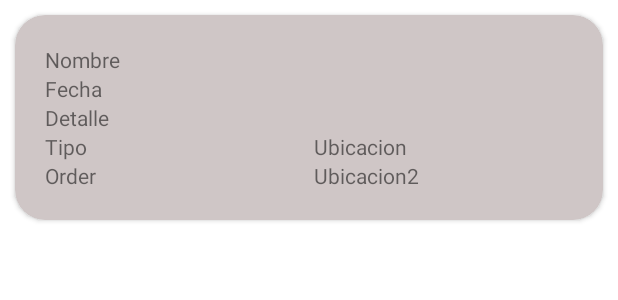
After one commit to tasajos/tourcochab, an Android app: the layout viewtour.xml on its own in the app's theme, with its tools: preview values and no code run, on a phone screen of 412 x 824 dp. The commit adds this screen. Shown: the top 300 px of the screen. Run offline under Robolectric (Android 15) with nearby library versions, the phone set to English and light mode, and no system bars.

Commit message:
update que haras hoy

```diff
--- a/app/build.gradle
+++ b/app/build.gradle
@@ -24,8 +24,8 @@ android {
         applicationId "org.tourcocha.chakuy"
         minSdk 25
         targetSdk 33
-        versionCode 207
-        versionName "2.0.7"
+        versionCode 208
+        versionName "2.0.8"
 
         testInstrumentationRunner "androidx.test.runner.AndroidJUnitRunner"
     }
@@ -57,7 +57,9 @@ dependencies {
     implementation 'com.google.firebase:firebase-core:20.0.1'
     implementation 'com.google.firebase:firebase-firestore:24.5.0'
     implementation 'androidx.gridlayout:gridlayout:1.0.0'
+    implementation 'com.firebaseui:firebase-ui-firestore:8.0.0'
 
+    implementation 'com.firebaseui:firebase-ui-firestore:4.3.2'
 
     testImplementation 'junit:junit:4.13.2'
     androidTestImplementation 'androidx.test.ext:junit:1.1.5'
--- a/app/src/main/AndroidManifest.xml
+++ b/app/src/main/AndroidManifest.xml
@@ -17,6 +17,9 @@
         android:supportsRtl="true"
         android:theme="@style/Theme.Tourcocha"
         tools:targetApi="31">
+        <activity
+            android:name=".visualizar"
+            android:exported="false" />
         <activity
             android:name=".mapass"
             android:exported="false" />
--- /dev/null
+++ b/app/src/main/res/layout/viewtour.xml
@@ -0,0 +1,109 @@
+<?xml version="1.0" encoding="utf-8"?>
+<androidx.cardview.widget.CardView
+
+    xmlns:android="http://schemas.android.com/apk/res/android"
+    xmlns:app="http://schemas.android.com/apk/res-auto"
+    android:layout_width="match_parent"
+    android:layout_height="wrap_content"
+    android:layout_marginLeft="10dp"
+    android:layout_marginTop="10dp"
+    android:layout_marginRight="10dp"
+    android:layout_marginBottom="20dp"
+    app:cardBackgroundColor="#CFC6C6"
+    app:cardCornerRadius="20dp">
+
+    <LinearLayout
+        android:layout_width="match_parent"
+        android:layout_height="match_parent"
+        android:layout_margin="10dp"
+        android:layout_marginEnd="20dp"
+        android:layout_marginBottom="20dp"
+        android:orientation="horizontal"
+        android:padding="10dp"
+        android:paddingTop="10dp"
+        android:paddingBottom="10dp">
+
+        <LinearLayout
+            android:layout_width="match_parent"
+            android:layout_height="match_parent"
+            android:orientation="vertical">
+
+            <TextView
+                android:id="@+id/txtnombre"
+                android:layout_width="match_parent"
+                android:layout_height="wrap_content"
+                android:ems="10"
+                android:hint="Nombre"
+                android:inputType="textPersonName"
+                android:text="Nombre" />
+
+            <TextView
+                android:id="@+id/txtfecha"
+                android:layout_width="match_parent"
+                android:layout_height="wrap_content"
+                android:ems="10"
+                android:inputType="textPersonName"
+                android:text="Fecha" />
+
+            <TextView
+                android:id="@+id/txtdetalle"
+                android:layout_width="match_parent"
+                android:layout_height="wrap_content"
+                android:ems="10"
+                android:inputType="textPersonName"
+                android:text="Detalle" />
+
+            <LinearLayout
+                android:layout_width="match_parent"
+                android:layout_height="match_parent"
+                android:orientation="horizontal">
+
+                <LinearLayout
+                    android:layout_width="179dp"
+                    android:layout_height="match_parent"
+                    android:orientation="vertical">
+
+                    <TextView
+                        android:id="@+id/txttipo"
+                        android:layout_width="179dp"
+                        android:layout_height="wrap_content"
+                        android:ems="10"
+                        android:inputType="textPersonName"
+                        android:text="Tipo" />
+
+                    <TextView
+                        android:id="@+id/txtorder"
+                        android:layout_width="174dp"
+                        android:layout_height="wrap_content"
+                        android:ems="10"
+                        android:inputType="textPersonName"
+                        android:text="Order" />
+
+                </LinearLayout>
+
+                <LinearLayout
+                    android:layout_width="292dp"
+                    android:layout_height="match_parent"
+                    android:orientation="vertical">
+
+                    <TextView
+                        android:id="@+id/txtubicacion"
+                        android:layout_width="236dp"
+                        android:layout_height="wrap_content"
+                        android:ems="10"
+                        android:inputType="textPersonName"
+                        android:text="Ubicacion" />
+
+                    <TextView
+                        android:id="@+id/txtubicacion2"
+                        android:layout_width="238dp"
+                        android:layout_height="wrap_content"
+                        android:ems="10"
+                        android:inputType="textPersonName"
+                        android:text="Ubicacion2" />
+                </LinearLayout>
+            </LinearLayout>
+
+        </LinearLayout>
+    </LinearLayout>
+</androidx.cardview.widget.CardView>
```
Also changed, not shown: app/src/main/java/org/tourcocha/chakuy/MainActivity.java (+11 -0 lines), app/src/main/java/org/tourcocha/chakuy/adapter/tourAdapter.java (added, +67 -0 lines), app/src/main/java/org/tourcocha/chakuy/model/tour.java (added, +76 -0 lines), app/src/main/java/org/tourcocha/chakuy/visualizar.java (added, +65 -0 lines), app/src/main/res/layout/activity_visualizar.xml (added, +21 -0 lines), 2 other files.
